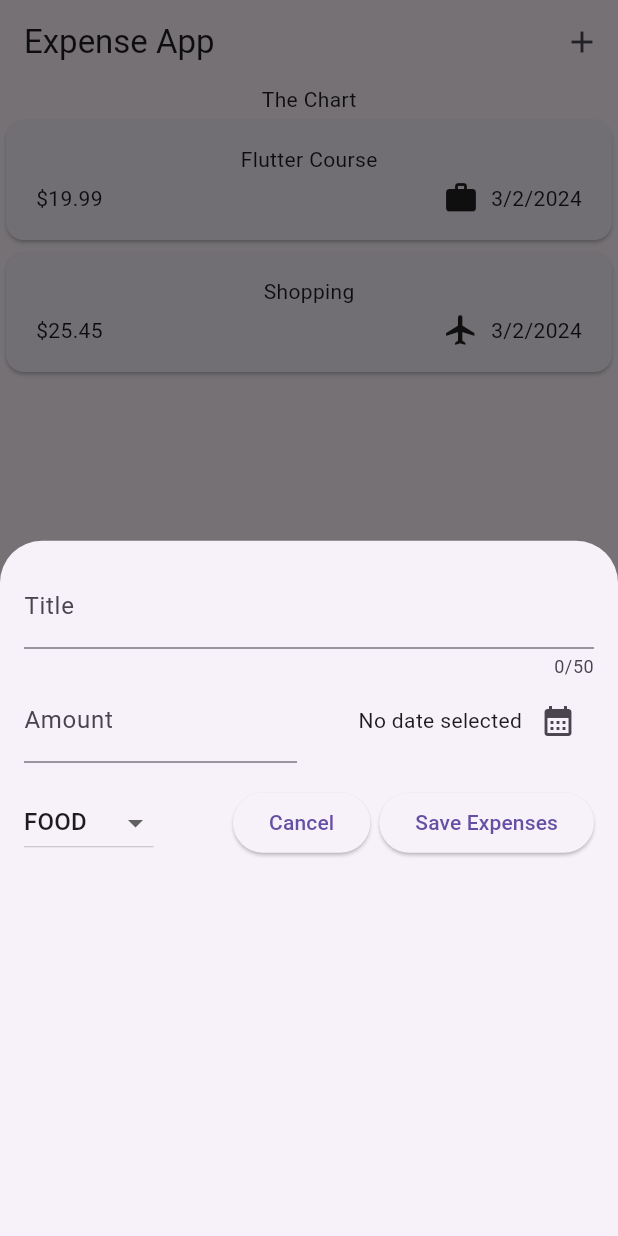
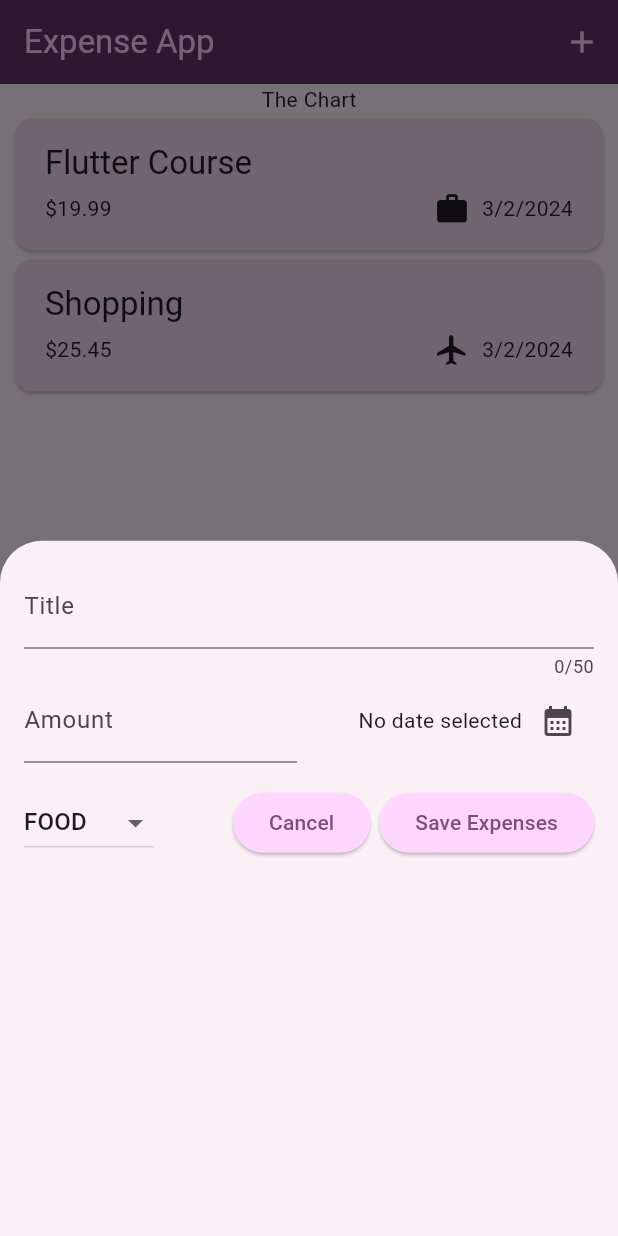
Before and after one commit to shossain786/expanse_tracker, a Flutter app: the screen it shows after launch, after a tap on the "add" icon, on a phone screen of 412 x 824 dp. Run offline on Flutter 3.47's test engine with Material 3 defaults, Android fonts, the phone set to English and light mode, and no system bars.

Commit message:
Script Updated

```diff
--- a/lib/main.dart
+++ b/lib/main.dart
@@ -4,8 +4,25 @@ import 'package:flutter/material.dart';
 void main() {
   runApp(
     MaterialApp(
-      theme: ThemeData(useMaterial3: true),
+      theme: ThemeData().copyWith(
+        colorScheme: kColorScheme,
+        appBarTheme: const AppBarTheme().copyWith(
+          backgroundColor: kColorScheme.onPrimaryContainer,
+          foregroundColor: kColorScheme.primaryContainer,
+        ),
+        cardTheme: const CardTheme().copyWith(
+          color: kColorScheme.secondaryContainer,
+          margin: const EdgeInsets.symmetric(horizontal: 10, vertical: 3),
+        ),
+        elevatedButtonTheme: ElevatedButtonThemeData(
+          style: ElevatedButton.styleFrom(
+            backgroundColor: kColorScheme.primaryContainer,
+          ),
+        ),
+      ),
       home: const Expense(),
     ),
   );
 }
+
+var kColorScheme = ColorScheme.fromSeed(seedColor: Colors.purple);
--- a/lib/widgets/expenses.dart
+++ b/lib/widgets/expenses.dart
@@ -28,6 +28,7 @@ class _ExpensesState extends State<Expense> {
 
   void _openAddExpenseOverlay() {
     showModalBottomSheet(
+      // isScrollControlled: true,
       context: context,
       builder: (ctx) => NewExpense(onAddExpense: addExpense),
     );
@@ -39,8 +40,39 @@ class _ExpensesState extends State<Expense> {
     });
   }
 
+  void removeExpense(Expanse expanse) {
+    final expenseIndex = _registeredExpanses.indexOf(expanse);
+    setState(() {
+      _registeredExpanses.remove(expanse);
+    });
+    ScaffoldMessenger.of(context).clearSnackBars(); //to clear existing snackbar
+    ScaffoldMessenger.of(context).showSnackBar(
+      SnackBar(
+        duration: const Duration(seconds: 3),
+        content: const Text('Expense deleted'),
+        // showCloseIcon: true,
+        action: SnackBarAction(
+            label: 'Undo',
+            onPressed: () {
+              setState(() {
+                _registeredExpanses.insert(expenseIndex, expanse);
+              });
+            }),
+      ),
+    );
+  }
+
   @override
   Widget build(BuildContext context) {
+    Widget mainContent = const Center(
+      child: Text('No Exences available. Start adding new expenses'),
+    );
+    if (_registeredExpanses.isNotEmpty) {
+      mainContent = ExpensesList(
+        expenses: _registeredExpanses,
+        onRemoveExpense: removeExpense,
+      );
+    }
     return Scaffold(
       appBar: AppBar(
         title: const Text('Expense App'),
@@ -55,7 +87,7 @@ class _ExpensesState extends State<Expense> {
         children: [
           const Text('The Chart'),
           Expanded(
-            child: ExpensesList(expenses: _registeredExpanses),
+            child: mainContent,
           ),
         ],
       ),
--- a/lib/widgets/expenses_list/expense_item.dart
+++ b/lib/widgets/expenses_list/expense_item.dart
@@ -12,8 +12,12 @@ class ExpenseItem extends StatelessWidget {
       child: Padding(
         padding: const EdgeInsets.symmetric(horizontal: 20, vertical: 16),
         child: Column(
+          crossAxisAlignment: CrossAxisAlignment.start,
           children: [
-            Text(expanse.title),
+            Text(
+              expanse.title,
+              style: Theme.of(context).textTheme.titleLarge,
+            ),
             const SizedBox(height: 4.0),
             Row(
               children: [
--- a/lib/widgets/expenses_list/expenses_list.dart
+++ b/lib/widgets/expenses_list/expenses_list.dart
@@ -8,15 +8,27 @@ class ExpensesList extends StatelessWidget {
   ExpensesList({
     super.key,
     required this.expenses,
+    required this.onRemoveExpense,
   });
 
   List<Expanse> expenses;
+  final void Function(Expanse expanse) onRemoveExpense;
 
   @override
   Widget build(BuildContext context) {
     return ListView.builder(
       itemCount: expenses.length,
-      itemBuilder: (context, index) => ExpenseItem(expanse: expenses[index]),
+      itemBuilder: (context, index) => Dismissible(
+        background: Container(
+          margin: Theme.of(context).cardTheme.margin,
+          color: Theme.of(context).colorScheme.error.withOpacity(.65),
+        ),
+        onDismissed: (direction) {
+          onRemoveExpense(expenses[index]);
+        },
+        key: ValueKey(expenses[index]),
+        child: ExpenseItem(expanse: expenses[index]),
+      ),
     );
   }
 }
```
